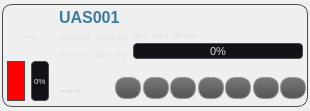
Qt form src/ui/UASView.ui (mavlink/qgroundcontrol) before a commit.
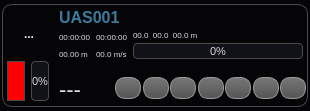
The same form after that commit. Icons and pictures are not drawn.

The edit to the form file:
```diff
--- a/src/ui/UASView.ui
+++ b/src/ui/UASView.ui
@@ -29,10 +29,14 @@
    <string notr="true">QWidget#colorIcon {}
 
 QWidget {
-background-color: none;
+background-color: #050508;
 color: #DDDDDF;
-border-color: #EEEEEE;
-background-clip: margin;
+background-clip: border;
+font-size: 11px;
+}
+
+QLabel {
+background-color: transparent;
 }
 
 QLabel#nameLabel {
@@ -101,7 +105,7 @@
 	border: 0px solid #999999;
 	border-radius: 5px;
 	min-width:44px;
-	max-width: 44px;
+	max-width: 80px;
 	min-height: 44px;
 	max-height: 44px;
 	padding: 0px;
@@ -114,7 +118,7 @@
 	border: 1px solid #999999;
 	border-radius: 10px;
 	min-width: 20px;
-	max-width: 40px;
+	max-width: 80px;
 	min-height: 16px;
 	max-height: 16px;
 	padding: 2px;
@@ -265,7 +269,7 @@
         </property>
         <property name="maximumSize">
          <size>
-          <width>44</width>
+          <width>80</width>
           <height>44</height>
          </size>
         </property>
@@ -382,7 +386,7 @@
        <widget class="QProgressBar" name="thrustBar">
         <property name="font">
          <font>
-          <pointsize>8</pointsize>
+          <pointsize>-1</pointsize>
          </font>
         </property>
         <property name="value">
@@ -461,7 +465,7 @@
         </property>
         <property name="font">
          <font>
-          <pointsize>6</pointsize>
+          <pointsize>-1</pointsize>
          </font>
         </property>
         <property name="value">
@@ -542,7 +546,7 @@
         </property>
         <property name="font">
          <font>
-          <pointsize>10</pointsize>
+          <pointsize>-1</pointsize>
          </font>
         </property>
         <property name="text">
```
